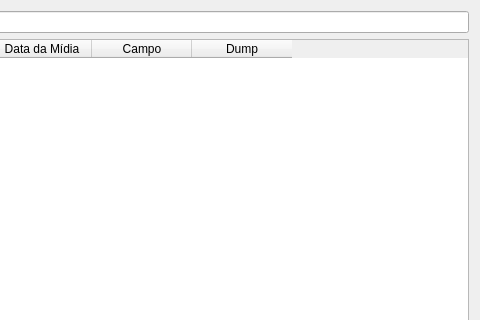
Above: uis/mPhotos.ui from dsgoficial/SAP_Gerente before the change; both pictures show x 320 to 800 and y 0 to 320 of the 800 by 600 pixel window. Below: the same form after it.
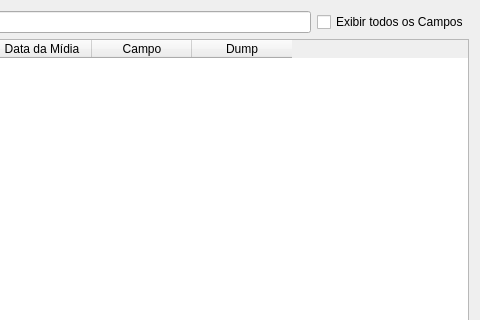
That is the form after the change.

Commit message: organização das tabelas de gerencia campos

```diff
--- a/uis/mPhotos.ui
+++ b/uis/mPhotos.ui
@@ -57,6 +57,13 @@
        </property>
       </widget>
      </item>
+     <item>
+      <widget class="QCheckBox" name="showAllStatusCheckBox">
+       <property name="text">
+        <string>Exibir todos os Campos</string>
+       </property>
+      </widget>
+     </item>
     </layout>
    </item>
    <item row="2" column="0" alignment="Qt::AlignRight">
```
The commit also changes 9 other files.
